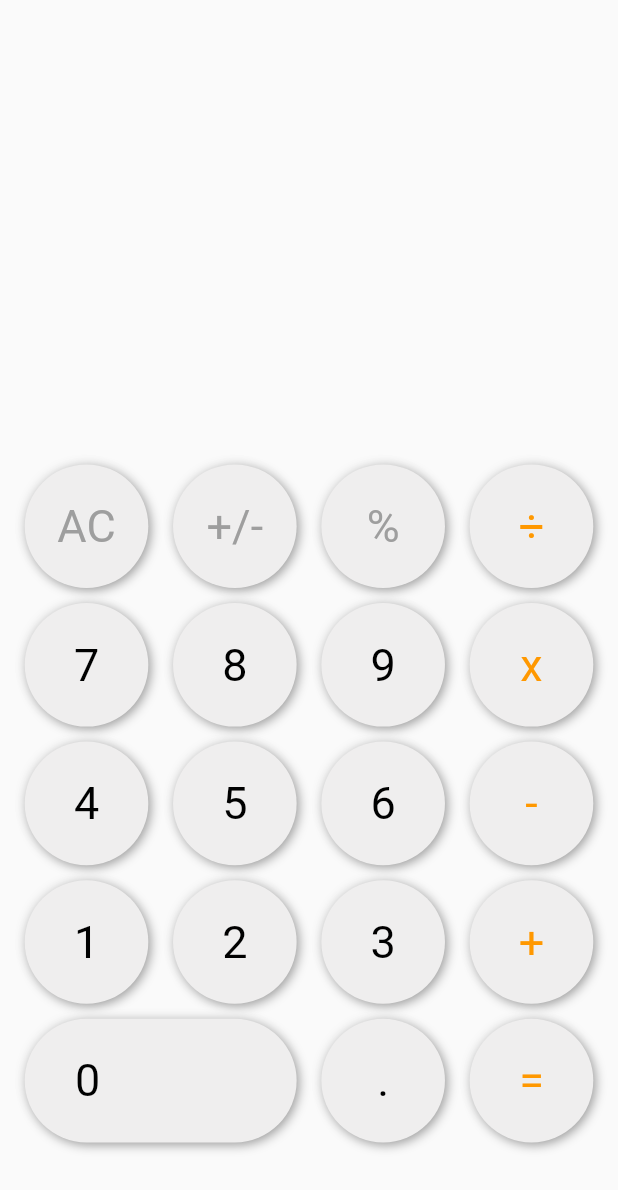
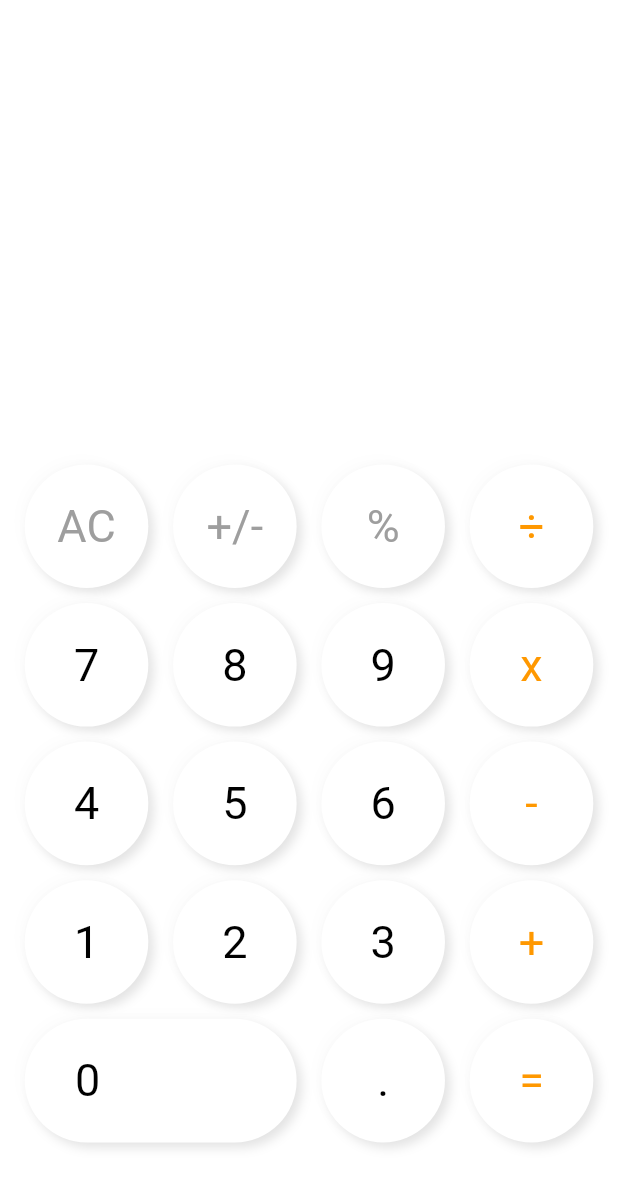
Before and after one commit to abdullahmahmood125/Flutter-Calculator-App, a Flutter app: the screen it shows after launch, on a phone screen of 412 x 824 dp. Shown: the top 1190 px of the screen. Run offline on Flutter 3.47's test engine with Material 2 defaults, Android fonts, the phone set to English and light mode, and no system bars; our stand-ins replace flutter_mobx, math_expressions, mobx; generated files the repository leaves out were written again.

Commit message:
theme changes

```diff
--- a/lib/ButtonContainer.dart
+++ b/lib/ButtonContainer.dart
@@ -1,4 +1,5 @@
 import 'package:calculator_app/Global.dart';
+import 'package:calculator_app/constants.dart';
 import 'package:flutter/material.dart';
 import 'package:flutter/cupertino.dart';
 
@@ -30,7 +31,6 @@ class _ButtonContainerState extends State<ButtonContainer> {
 
     void onTapDown(TapDownDetails details) {
       setState(() {
-        //buttonTap(this.widget.label);
         _isPressed = true;
       });
       this.widget.onTap();
@@ -58,11 +58,10 @@ class _ButtonContainerState extends State<ButtonContainer> {
         width: buttonSize.width,
         child: AnimatedContainer(
           duration: const Duration(milliseconds: 150),
-          //padding: const EdgeInsets.all(24.0),
           decoration: BoxDecoration(
             color:  _backgroundColor(),
             border: _borderColor(),
-            borderRadius: BorderRadius.circular(widget.bevel * 10),  //.circular(widget.bevel * 10),
+            borderRadius: BorderRadius.circular(widget.bevel * 10),
             boxShadow: _boxShadow(),
           ),
           child: Center(
@@ -72,7 +71,7 @@ class _ButtonContainerState extends State<ButtonContainer> {
               textAlign:  TextAlign.center,
             ),
           ),
-          ), //Typography.blackCupertino.display2
+          ),
         ),
       ),
     );
@@ -83,7 +82,7 @@ class _ButtonContainerState extends State<ButtonContainer> {
       return null;
     } else{
 
-    if( calculator.themeIsDark){
+    if(calculator.themeIsDark){
     return _darkBoxShadow();
     } else{
     return _lightBoxShadow();
@@ -96,34 +95,35 @@ class _ButtonContainerState extends State<ButtonContainer> {
   }
   _darkBoxShadow() => [BoxShadow(
     blurRadius: widget.bevel,
-    offset: Offset(4.5, 4.5),
+    offset: Offset(3.5, 3.5),
     //offset: -widget.blurOffset,
-    color: Color.fromRGBO(30, 30, 30, 1,),
+    color:  Colors.grey.shade900 //Color.fromRGBO(30, 30, 30, 1)   //Color.fromRGBO(30, 30, 30, 1,),
   )];
 
     _lightBoxShadow() =>  [
       BoxShadow(
     blurRadius: widget.bevel,
-    offset:  -widget.blurOffset,
-    color: this.widget.color.mix(Colors.white, .6),
+    offset: Offset(-3.5, -3.5), // -widget.blurOffset,
+    color:  this.widget.color.mix(Colors.white, .9),
      ),
       BoxShadow(
     blurRadius: widget.bevel ,
-    offset: widget.blurOffset,
-    color: this.widget.color.mix(Colors.black, .3),
+    offset: Offset(3.5, 3.5),  //widget.blurOffset,
+    color:  this.widget.color.mix(Colors.white, .1),
   )
     ];
 
   _backgroundColor() {
     if( calculator.themeIsDark){
-      return Color.fromRGBO(38, 38, 38, 1);
+      return myColorBlack; // Color.fromRGBO(38, 38, 38, 1);
     }else
-    return Color.fromRGBO(239, 238, 238, 1);
+    return  myColorWhite;  //Color.fromRGBO(239, 238, 238, 1);
   }
 
   _borderColor() {
-    return Border.all(color: calculator.themeIsDark ? Color.fromRGBO(46, 46, 46, 1) : Colors.transparent);
-    }
+    return Border.all(
+        color: calculator.themeIsDark ? Color.fromRGBO(34, 34, 34, 1) : Colors.transparent);
+    } // Color.fromRGBO(46, 46, 46, 1)
 
 
 }
--- a/lib/calculator_state.dart
+++ b/lib/calculator_state.dart
@@ -1,5 +1,3 @@
-import 'dart:ffi';
-
 import 'package:math_expressions/math_expressions.dart';
 import 'package:mobx/mobx.dart';
 part "calculator_state.g.dart";
--- a/lib/constants.dart
+++ b/lib/constants.dart
@@ -0,0 +1,8 @@
+
+import 'dart:ui';
+
+import 'package:flutter/material.dart';
+
+final myColorBlack = Color.fromRGBO(38, 38, 38, 1);
+
+final myColorWhite =   Colors.white; //Color.fromRGBO(235, 235, 234, 1);
--- a/lib/main.dart
+++ b/lib/main.dart
@@ -1,5 +1,6 @@
 import 'package:calculator_app/Global.dart';
 import 'package:calculator_app/CalculatorUIGenerator.dart';
+import 'package:calculator_app/constants.dart';
 import 'package:flutter/material.dart';
 import 'package:flutter/scheduler.dart';
 import 'package:flutter_mobx/flutter_mobx.dart';
@@ -18,12 +19,13 @@ class MyApp extends StatelessWidget {
       debugShowCheckedModeBanner: false,
       title: 'Calculator App',
       theme: SchedulerBinding.instance!.window.platformBrightness == Brightness.dark ? ThemeData.dark() : ThemeData.light(), //MediaQuery.of(context).platformBrightness == Brightness.dark ?  {calculator.themeIsDark = true, ThemeData.dark()} : {calculator.themeIsDark = false, ThemeData.light()},//calculator.themeIsDark ? ThemeData.dark() : ThemeData.light(),  //mytheme.currentTheme(),
-
       home:   MyHomePage(),
     );
 
   }
 }
+
+
 
 class MyHomePage extends StatelessWidget {
 
@@ -33,10 +35,10 @@ class MyHomePage extends StatelessWidget {
     SchedulerBinding.instance!.window.platformBrightness == Brightness.dark ? calculator.themeIsDark = true : calculator.themeIsDark = false ;
 
     return Scaffold(
+      backgroundColor: calculator.themeIsDark ? myColorBlack :  myColorWhite, //Colors.white.withOpacity(0.85),
       resizeToAvoidBottomInset: false,
       body: SafeArea(
         child: Center(
-
           child:
           Observer(
             builder: (_) =>
```
Also changed, not shown: pubspec.yaml (+11 -9 lines), pubspec.lock.
